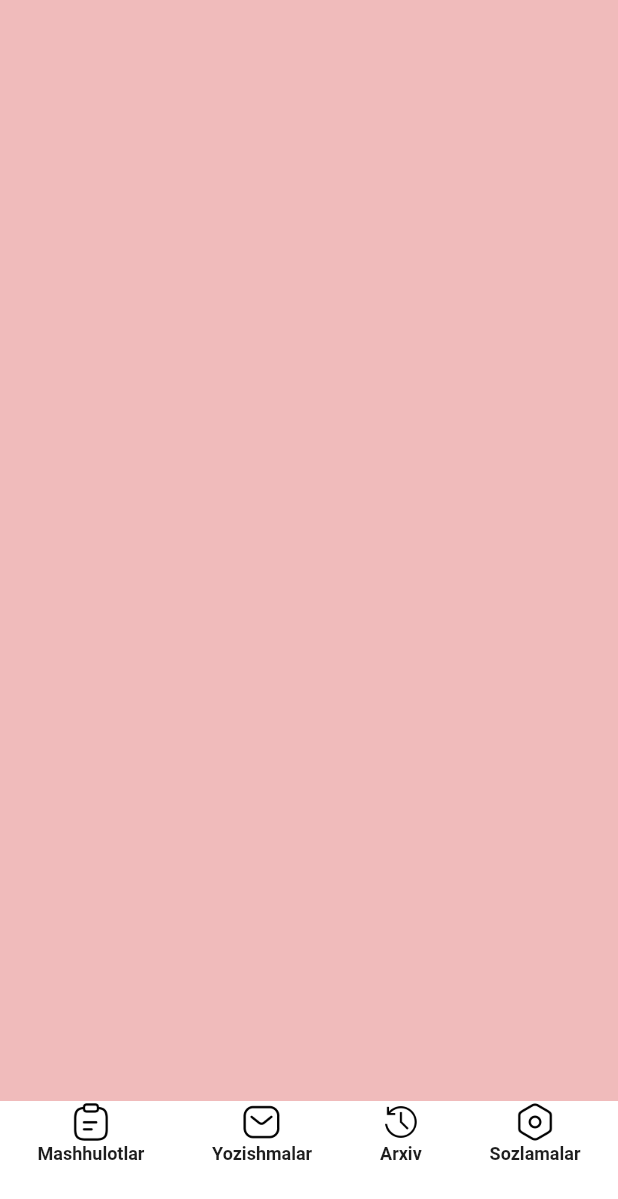
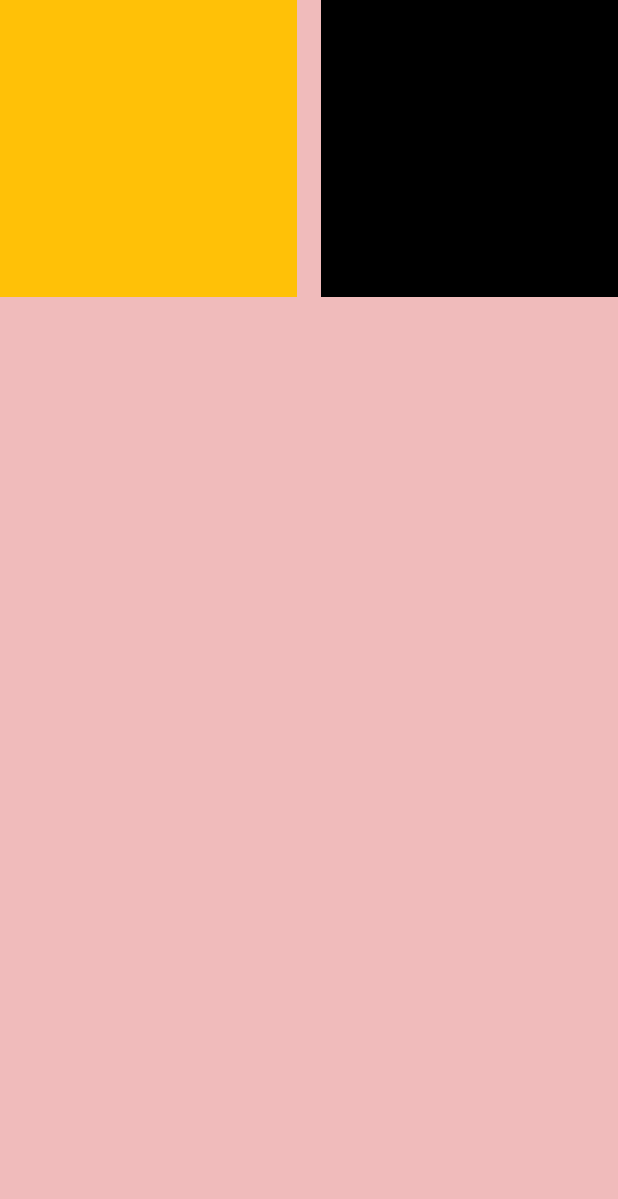
Before and after one commit to tursunalikhorunaliyev/kingdergarden, a Flutter app: the screen it shows after launch, on a phone screen of 412 x 824 dp. Shown: the top 1199 px of the screen. Run offline on Flutter 3.47's test engine with Material 2 defaults, Android fonts, the phone set to English and light mode, and no system bars; our stand-ins replace google_fonts.

Commit message:
gridview on progress

```diff
--- a/lib/main.dart
+++ b/lib/main.dart
@@ -1,4 +1,7 @@
 import 'package:flutter/material.dart';
+import 'package:kingdergarden/view/custome/activities_top.dart';
+import 'package:kingdergarden/view/custome/bottomsheet.dart';
+import 'package:kingdergarden/view/screen/activities.dart';
 
 import 'package:kingdergarden/view/screen/test.dart';
 
--- a/lib/view/screen/test.dart
+++ b/lib/view/screen/test.dart
@@ -1,14 +1,30 @@
 import 'package:flutter/material.dart';
+import 'package:kingdergarden/view/custome/activities_part_card.dart';
+import 'dart:ui';
 import 'package:kingdergarden/view/custome/bottomsheet.dart';
+import 'package:kingdergarden/view/custome/custom_action_button.dart';
 
 class Test extends StatelessWidget {
   const Test({super.key});
 
   @override
   Widget build(BuildContext context) {
-    return const Scaffold(
-      backgroundColor: Color.fromARGB(255, 240, 187, 187),
-      bottomSheet: CustomBottomsheet(),
-    );
+    return Scaffold(
+        backgroundColor: const Color.fromARGB(255, 240, 187, 187),
+        body: GridView.count(
+          crossAxisCount: 2,
+          crossAxisSpacing: 16,
+          mainAxisSpacing: 16,
+          childAspectRatio: 1,
+          addAutomaticKeepAlives: true,
+          children: [
+            Container(
+              color: Colors.amber,
+            ),
+            Container(
+              color: Colors.black,
+            ),
+          ],
+        ));
   }
 }
```
Also changed, not shown: lib/view/screen/activities.dart (+11 -4 lines), 1 other file.
